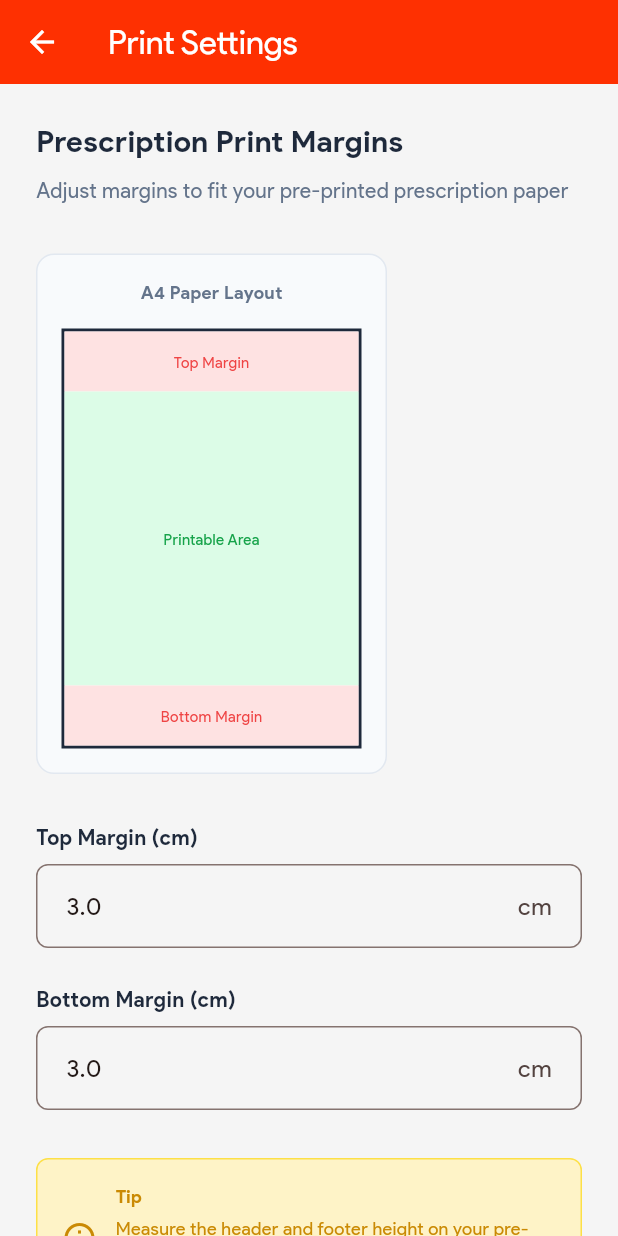
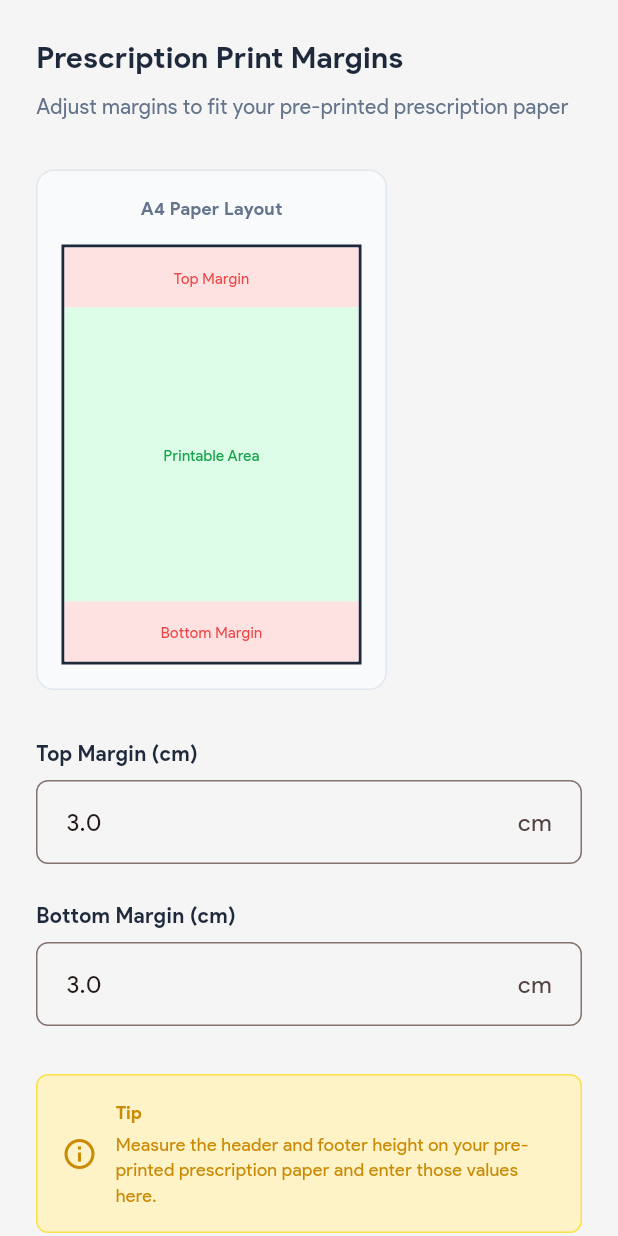
Before and after one commit to orbizen-limited/doctorshero-rx, a Flutter app: the PrintSettingsScreen widget shown alone on an empty page, opened directly, on a phone screen of 412 x 824 dp. Run offline on Flutter 3.47's test engine with Material 3 defaults, Android fonts, the phone set to English and light mode, and no system bars; our stand-ins replace flutter_svg, open_file, pdf, shared_preferences; missing offline and left inert: window_manager; accounts and stored records are empty; statements that could not run were skipped.

Commit message:
Move Print Settings to Prescription > Configuration menu, remove from RX create page

```diff
--- a/lib/screens/dashboard_screen.dart
+++ b/lib/screens/dashboard_screen.dart
@@ -4,6 +4,7 @@ import '../providers/auth_provider.dart';
 import 'login_screen.dart';
 import 'appointment_screen.dart';
 import 'create_prescription_screen.dart';
+import 'print_settings_screen.dart';
 
 class DashboardScreen extends StatefulWidget {
   const DashboardScreen({super.key});
@@ -393,9 +394,10 @@ class _DashboardScreenState extends State<DashboardScreen> {
           patientAge: _patientAge,
           patientGender: _patientGender,
         );
+      case 'Configuration':
+        return const PrintSettingsScreen();
       case 'Dashboard':
       case 'All Prescription':
-      case 'Configuration':
       case 'Analytics':
       case 'Drug Database':
       case 'Settings':
--- a/lib/screens/print_settings_screen.dart
+++ b/lib/screens/print_settings_screen.dart
@@ -41,7 +41,6 @@ class _PrintSettingsScreenState extends State<PrintSettingsScreen> {
           backgroundColor: Color(0xFFFE3001),
         ),
       );
-      Navigator.pop(context);
     }
   }
 
@@ -54,17 +53,11 @@ class _PrintSettingsScreenState extends State<PrintSettingsScreen> {
 
   @override
   Widget build(BuildContext context) {
-    return Scaffold(
-      appBar: AppBar(
-        title: const Text('Print Settings'),
-        backgroundColor: const Color(0xFFFE3001),
-        foregroundColor: Colors.white,
-      ),
-      body: _isLoading
-          ? const Center(child: CircularProgressIndicator())
-          : SingleChildScrollView(
-              padding: const EdgeInsets.all(24),
-              child: Column(
+    return _isLoading
+        ? const Center(child: CircularProgressIndicator())
+        : SingleChildScrollView(
+            padding: const EdgeInsets.all(24),
+            child: Column(
                 crossAxisAlignment: CrossAxisAlignment.start,
                 children: [
                   // Header
@@ -286,7 +279,6 @@ class _PrintSettingsScreenState extends State<PrintSettingsScreen> {
                   ),
                 ],
               ),
-            ),
-    );
+            );
   }
 }
```
Also changed, not shown: lib/screens/create_prescription_screen.dart (+0 -19 lines).
